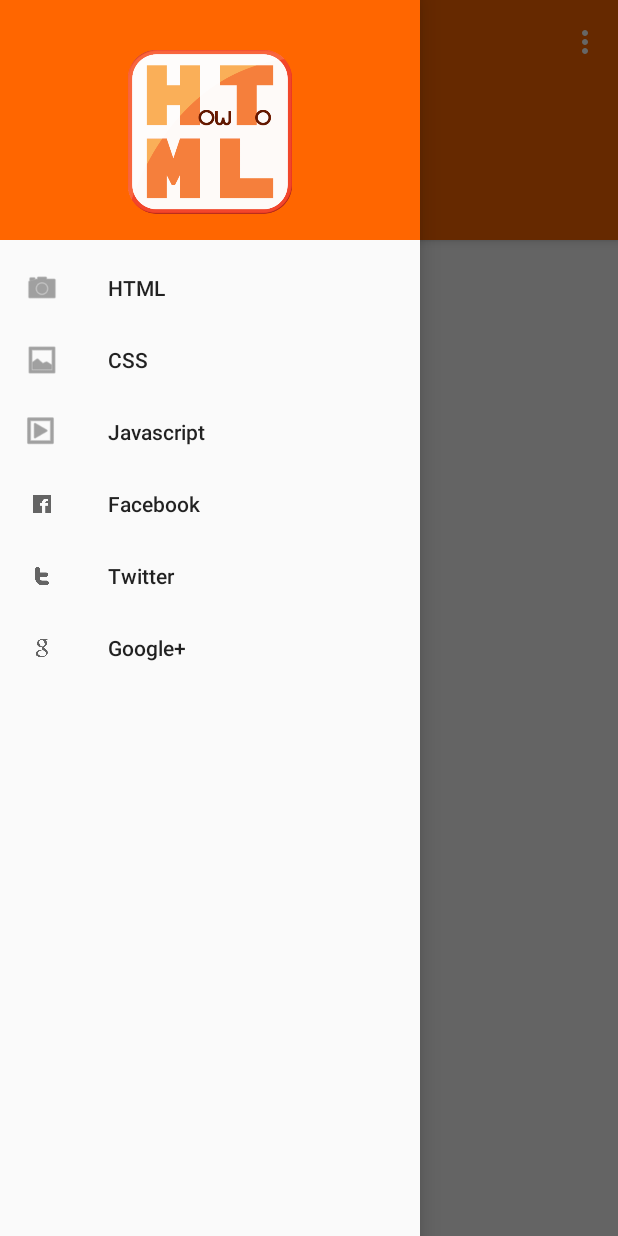
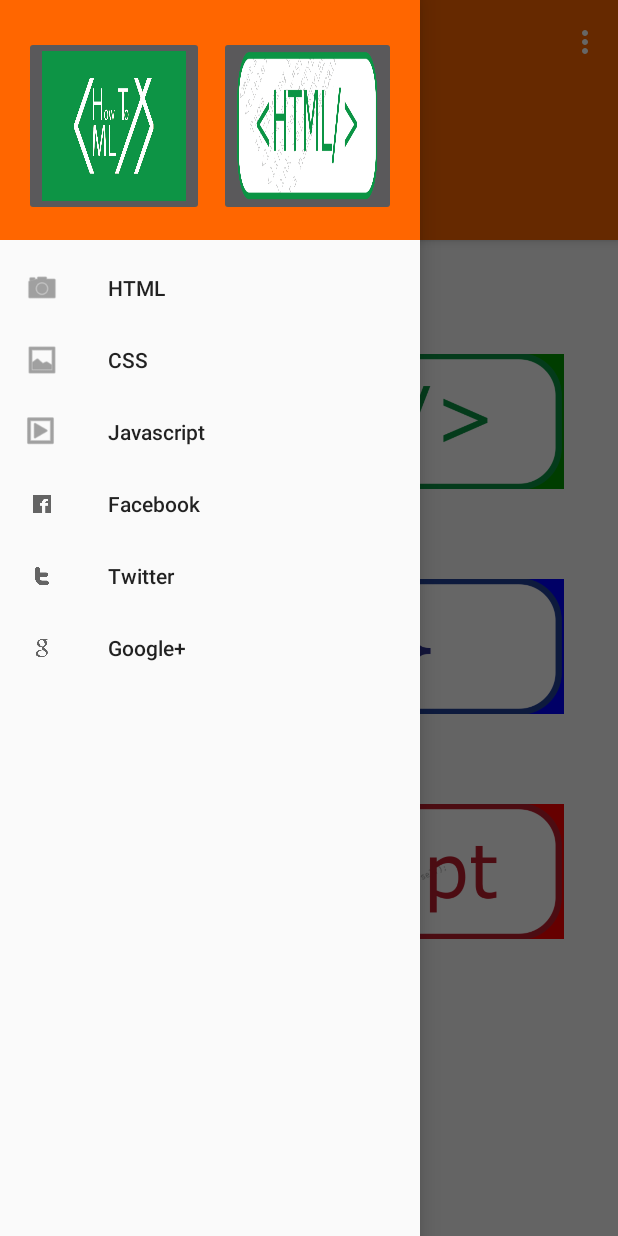
Before and after one commit to JoeXL/HowToML, an Android app: the screen it shows after launch (MainActivity), with the side drawer open, on a phone screen of 412 x 824 dp. Run offline under Robolectric (Android 15) with nearby library versions, the light colour scheme and no system bars.

Commit message:
The version with the basic images and layout working. Use this version as a starting point

```diff
--- a/HowToML2/app/src/main/res/layout/nav_header_main.xml
+++ b/HowToML2/app/src/main/res/layout/nav_header_main.xml
@@ -1,5 +1,5 @@
 <?xml version="1.0" encoding="utf-8"?>
-<LinearLayout xmlns:android="http://schemas.android.com/apk/res/android"
+<RelativeLayout xmlns:android="http://schemas.android.com/apk/res/android"
     android:layout_width="match_parent" android:layout_height="@dimen/nav_header_height"
     android:background="#ff6600"
     android:paddingBottom="@dimen/activity_vertical_margin"
@@ -10,15 +10,29 @@
     android:gravity="bottom">
 
     <!--Put images in here after Vish has put them on dropbox -->
-    <ImageView android:layout_width="wrap_content" android:layout_height="wrap_content"
-        android:paddingTop="@dimen/nav_header_vertical_spacing"
-        android:src="@drawable/htmlhowtologoo"
-        android:id="@+id/HomeLinkImg"
-        />
-
-    <ImageView android:layout_width="wrap_content" android:layout_height="wrap_content"
-        android:paddingTop="@dimen/nav_header_vertical_spacing"
-        android:src="@android:drawable/sym_def_app_icon" android:id="@+id/ContentsLinkImg" />
 
 
-</LinearLayout>
+    <ImageButton
+        android:layout_width="120dp"
+        android:layout_height="120dp"
+        android:id="@+id/HowToMLHeaderLink"
+        android:src="@drawable/header_green"
+        android:contentDescription="HowToMLLogo"
+        android:adjustViewBounds="true"
+        android:layout_alignParentBottom="true"
+        android:layout_alignParentStart="true"
+        android:layout_marginRight="10dp"
+        android:scaleType="fitXY" />
+
+    <ImageButton
+        android:layout_width="120dp"
+        android:layout_height="120dp"
+        android:id="@+id/htmlHeaderLink"
+        android:src="@drawable/button_html"
+        android:contentDescription="@string/html_HeaderLink"
+        android:adjustViewBounds="true"
+        android:layout_alignParentBottom="true"
+        android:layout_toEndOf="@+id/HowToMLHeaderLink"
+        android:scaleType="fitXY" />
+
+</RelativeLayout>
--- a/HowToML2/app/src/main/res/values/strings.xml
+++ b/HowToML2/app/src/main/res/values/strings.xml
@@ -5,4 +5,5 @@
     <string name="navigation_drawer_close">Close navigation drawer</string>
 
     <string name="action_settings">Settings</string>
+    <string name="html_HeaderLink">HTML_Header</string>
 </resources>
```
Also changed, not shown: HowToML2/app/src/main/res/layout/content_main.xml (+18 -10 lines), HowToML2/app/src/main/res/drawable/button_css.png (added), HowToML2/app/src/main/res/drawable/button_html.png (added), HowToML2/app/src/main/res/drawable/button_jscript.png (added), HowToML2/app/src/main/res/drawable/facebook.png (added), HowToML2/app/src/main/res/drawable/googleplus.png (added), HowToML2/app/src/main/res/drawable/header_blue.jpg (added), HowToML2/app/src/main/res/drawable/header_green.jpg (added), HowToML2/app/src/main/res/drawable/header_orange.jpg (added), HowToML2/app/src/main/res/drawable/header_red.jpg (added), HowToML2/app/src/main/res/drawable/logo.png (added), HowToML2/app/src/main/res/drawable/menu_icon.png (added), HowToML2/app/src/main/res/drawable/next.jpg (added), HowToML2/app/src/main/res/drawable/person_icon.png (added), 3 more files.
